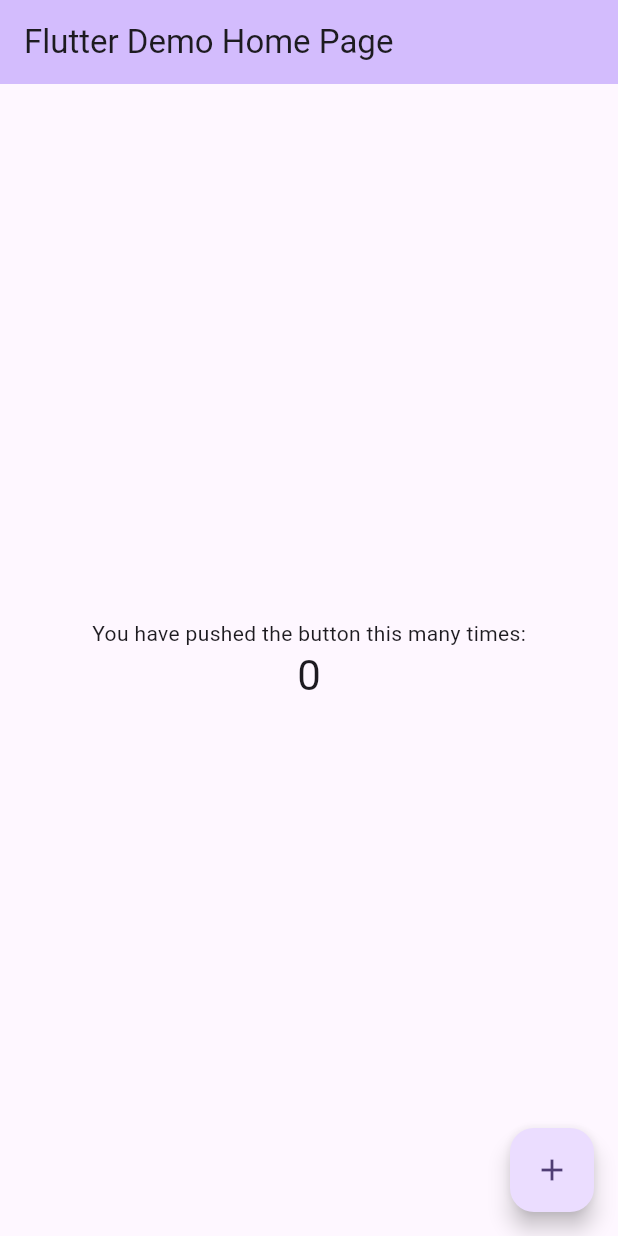
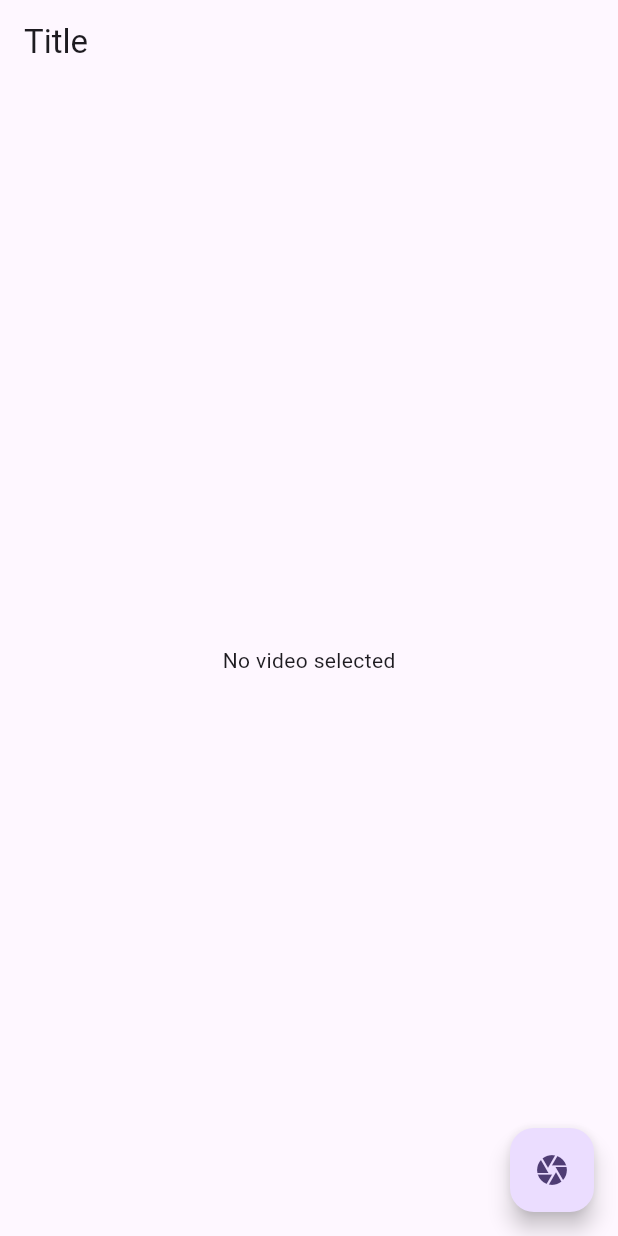
Before and after one commit to MertSaygili/hackhathon_2023, a Flutter app: the screen it shows after launch, on a phone screen of 412 x 824 dp. Run offline on Flutter 3.47's test engine with Material 2 defaults, Android fonts, the phone set to English and light mode, and no system bars; our stand-ins replace get_it, image_picker, video_player.

Commit message:
dummy image picker added

```diff
--- /dev/null
+++ b/mobile/lib/feature/util/controllers/image_picker_controller.dart
@@ -0,0 +1,27 @@
+import 'package:image_picker/image_picker.dart';
+
+class ImagePickerController {
+  late final ImagePicker _picker;
+
+  ImagePickerController() {
+    _picker = ImagePicker();
+  }
+
+  Future<XFile> pickImage() async {
+    final XFile? image = await _picker.pickImage(source: ImageSource.gallery);
+    if (image != null) {
+      return image;
+    } else {
+      throw Exception("No image selected");
+    }
+  }
+
+  Future<XFile> pickVideo() async {
+    final XFile? video = await _picker.pickVideo(source: ImageSource.gallery);
+    if (video != null) {
+      return video;
+    } else {
+      throw Exception("No video selected");
+    }
+  }
+}
--- /dev/null
+++ b/mobile/lib/feature/util/controllers/video_controller.dart
@@ -0,0 +1,16 @@
+import 'dart:io';
+
+import 'package:image_picker/image_picker.dart';
+import 'package:video_player/video_player.dart';
+
+class VideoController {
+  VideoPlayerController getVideoController(XFile video) {
+    VideoPlayerController? _videoPLayerController;
+    _videoPLayerController = VideoPlayerController.file(File(video.path))
+      ..initialize().then((_) {
+        _videoPLayerController!.play();
+      });
+
+    return _videoPLayerController;
+  }
+}
--- a/mobile/lib/main.dart
+++ b/mobile/lib/main.dart
@@ -1,4 +1,5 @@
 import 'package:flutter/material.dart';
+import 'package:hackathon_2023_inifia/product/dummy_image_picker.dart';
 
 void main() {
   runApp(const MyApp());
@@ -6,120 +7,15 @@ void main() {
 
 class MyApp extends StatelessWidget {
   const MyApp({super.key});
-
-  // This widget is the root of your application.
   @override
   Widget build(BuildContext context) {
     return MaterialApp(
       title: 'Flutter Demo',
       theme: ThemeData(
-        // This is the theme of your application.
-        //
-        // TRY THIS: Try running your application with "flutter run". You'll see
-        // the application has a blue toolbar. Then, without quitting the app,
-        // try changing the seedColor in the colorScheme below to Colors.green
-        // and then invoke "hot reload" (save your changes or press the "hot
-        // reload" button in a Flutter-supported IDE, or press "r" if you used
-        // the command line to start the app).
-        //
-        // Notice that the counter didn't reset back to zero; the application
-        // state is not lost during the reload. To reset the state, use hot
-        // restart instead.
-        //
-        // This works for code too, not just values: Most code changes can be
-        // tested with just a hot reload.
         colorScheme: ColorScheme.fromSeed(seedColor: Colors.deepPurple),
         useMaterial3: true,
       ),
-      home: const MyHomePage(title: 'Flutter Demo Home Page'),
+      home: const DummyImagePickerScreen(),
     );
   }
 }
-
-class MyHomePage extends StatefulWidget {
-  const MyHomePage({super.key, required this.title});
-
-  // This widget is the home page of your application. It is stateful, meaning
-  // that it has a State object (defined below) that contains fields that affect
-  // how it looks.
-
-  // This class is the configuration for the state. It holds the values (in this
-  // case the title) provided by the parent (in this case the App widget) and
-  // used by the build method of the State. Fields in a Widget subclass are
-  // always marked "final".
-
-  final String title;
-
-  @override
-  State<MyHomePage> createState() => _MyHomePageState();
-}
-
-class _MyHomePageState extends State<MyHomePage> {
-  int _counter = 0;
-
-  void _incrementCounter() {
-    setState(() {
-      // This call to setState tells the Flutter framework that something has
-      // changed in this State, which causes it to rerun the build method below
-      // so that the display can reflect the updated values. If we changed
-      // _counter without calling setState(), then the build method would not be
-      // called again, and so nothing would appear to happen.
-      _counter++;
-    });
-  }
-
-  @override
-  Widget build(BuildContext context) {
-    // This method is rerun every time setState is called, for instance as done
-    // by the _incrementCounter method above.
-    //
-    // The Flutter framework has been optimized to make rerunning build methods
-    // fast, so that you can just rebuild anything that needs updating rather
-    // than having to individually change instances of widgets.
-    return Scaffold(
-      appBar: AppBar(
-        // TRY THIS: Try changing the color here to a specific color (to
-        // Colors.amber, perhaps?) and trigger a hot reload to see the AppBar
-        // change color while the other colors stay the same.
-        backgroundColor: Theme.of(context).colorScheme.inversePrimary,
-        // Here we take the value from the MyHomePage object that was created by
-        // the App.build method, and use it to set our appbar title.
-        title: Text(widget.title),
-      ),
-      body: Center(
-        // Center is a layout widget. It takes a single child and positions it
-        // in the middle of the parent.
-        child: Column(
-          // Column is also a layout widget. It takes a list of children and
-          // arranges them vertically. By default, it sizes itself to fit its
-          // children horizontally, and tries to be as tall as its parent.
-          //
-          // Column has various properties to control how it sizes itself and
-          // how it positions its children. Here we use mainAxisAlignment to
-          // center the children vertically; the main axis here is the vertical
-          // axis because Columns are vertical (the cross axis would be
-          // horizontal).
-          //
-          // TRY THIS: Invoke "debug painting" (choose the "Toggle Debug Paint"
-          // action in the IDE, or press "p" in the console), to see the
-          // wireframe for each widget.
-          mainAxisAlignment: MainAxisAlignment.center,
-          children: <Widget>[
-            const Text(
-              'You have pushed the button this many times:',
-            ),
-            Text(
-              '$_counter',
-              style: Theme.of(context).textTheme.headlineMedium,
-            ),
-          ],
-        ),
-      ),
-      floatingActionButton: FloatingActionButton(
-        onPressed: _incrementCounter,
-        tooltip: 'Increment',
-        child: const Icon(Icons.add),
-      ), // This trailing comma makes auto-formatting nicer for build methods.
-    );
-  }
-}
--- /dev/null
+++ b/mobile/lib/product/dummy_image_picker.dart
@@ -0,0 +1,67 @@
+import 'dart:io';
+
+import 'package:flutter/material.dart';
+import 'package:hackathon_2023_inifia/feature/util/controllers/image_picker_controller.dart';
+import 'package:image_picker/image_picker.dart';
+import 'package:video_player/video_player.dart';
+
+class DummyImagePickerScreen extends StatefulWidget {
+  const DummyImagePickerScreen({super.key});
+
+  @override
+  State<DummyImagePickerScreen> createState() => _DummyImagePickerScreenState();
+}
+
+class _DummyImagePickerScreenState extends State<DummyImagePickerScreen> {
+  final String _title = "Title";
+  final ImagePicker picker = ImagePicker();
+  VideoPlayerController? _controller;
+  XFile? _image;
+  XFile? _video;
+
+  @override
+  Widget build(BuildContext context) {
+    return Scaffold(
+      appBar: AppBar(title: Text(_title)),
+      body: _showVideo(),
+      floatingActionButton: _pickImageButton(),
+    );
+  }
+
+  FloatingActionButton _pickImageButton() {
+    return FloatingActionButton(
+      onPressed: () async {
+        // await getImage();
+        await getVideo();
+      },
+      child: const Icon(Icons.camera),
+    );
+  }
+
+  Widget _showImage() {
+    return _image == null ? const Center(child: Text("No image selected")) : Image.file(File(_image!.path));
+  }
+
+  Widget _showVideo() {
+    return _video == null
+        ? const Center(child: Text("No video selected"))
+        : _controller == null
+            ? const Center(child: CircularProgressIndicator())
+            : AspectRatio(
+                aspectRatio: _controller!.value.aspectRatio,
+                child: VideoPlayer(_controller!),
+              );
+  }
+
+  Future<void> getVideo() async {
+    ImagePickerController().pickVideo().then((XFile video) {
+      _video = video;
+      _controller = VideoPlayerController.file(File(_video!.path))
+        ..initialize().then((_) {
+          setState(() {});
+          _controller!.play();
+        });
+    });
+    setState(() {});
+  }
+}
```
Also changed, not shown: mobile/lib/feature/injection.dart (added, +11 -0 lines), mobile/lib/product/screens/dummy_bluetooth_screen.dart (added, +15 -0 lines), mobile/pubspec.yaml (+9 -32 lines), mobile/pubspec.lock, 6 other files.
